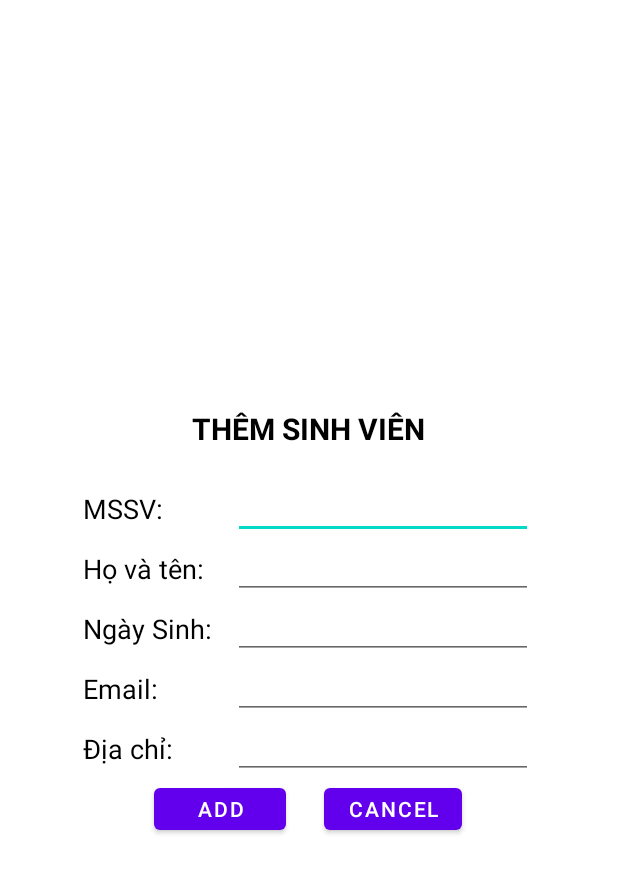
After one commit to ducht2699/StudentManagement, an Android app: the layout form_add_student.xml on its own in the app's theme, with its tools: preview values and no code run, on a phone screen of 412 x 824 dp. The commit adds this screen. Shown: the top 873 px of the screen. Run offline under Robolectric (Android 15) with nearby library versions, the phone set to English and light mode, and no system bars.

Commit message:
+ Add student

```diff
--- a/app/src/main/java/com/example/studentmanagement/DaoStudents.java
+++ b/app/src/main/java/com/example/studentmanagement/DaoStudents.java
@@ -20,6 +20,12 @@ public class DaoStudents {
     }
 
     public void studentSetSelected(int id, boolean selected) {
+    }
+
+    public void addStudent(Students students) {
+        String sql = "INSERT INTO STUDENTS VALUES (" + students.getStudentID() +",'" + students.getName() + "','" + students.getDob() + "','" + students.getEmail() + "','" + students.getAddress() + "')";
+        sqLiteDatabase = database.getWritableDatabase();
+        sqLiteDatabase.execSQL(sql);
     }
 
     public List<Students> getAllStudent() {
--- a/app/src/main/java/com/example/studentmanagement/MainActivity.java
+++ b/app/src/main/java/com/example/studentmanagement/MainActivity.java
@@ -1,17 +1,24 @@
 package com.example.studentmanagement;
 
-import androidx.appcompat.app.AppCompatActivity;
-import androidx.recyclerview.widget.LinearLayoutManager;
-import androidx.recyclerview.widget.RecyclerView;
-
+import android.app.Dialog;
+import android.graphics.Color;
+import android.graphics.drawable.ColorDrawable;
 import android.os.Bundle;
 import android.util.Log;
 import android.view.Menu;
 import android.view.MenuInflater;
 import android.view.MenuItem;
-import android.widget.LinearLayout;
+import android.view.View;
+import android.view.ViewGroup;
+import android.view.Window;
+import android.widget.Button;
+import android.widget.EditText;
 import android.widget.SearchView;
 import android.widget.Toast;
+
+import androidx.appcompat.app.AppCompatActivity;
+import androidx.recyclerview.widget.LinearLayoutManager;
+import androidx.recyclerview.widget.RecyclerView;
 
 import java.util.List;
 
@@ -20,6 +27,7 @@ public class MainActivity extends AppCompatActivity {
     List<Students> studentsList;
     DaoStudents daoStudents;
     StudentAdapter adapter;
+
     @Override
     protected void onCreate(Bundle savedInstanceState) {
         super.onCreate(savedInstanceState);
@@ -43,7 +51,8 @@ public class MainActivity extends AppCompatActivity {
     public boolean onCreateOptionsMenu(Menu menu) {
         MenuInflater inflater = getMenuInflater();
         inflater.inflate(R.menu.menu, menu);
-        MenuItem searchItem = menu.findItem(R.id.menuSearch);
+        MenuItem searchItem = menu.findItem(R.id.menuSearch),
+                addItem = menu.findItem(R.id.menuAdd);
         SearchView searchView = (SearchView) searchItem.getActionView();
         searchView.setQueryHint("Tìm kiếm theo tên và mssv");
         searchView.setOnQueryTextListener(new SearchView.OnQueryTextListener() {
@@ -58,6 +67,43 @@ public class MainActivity extends AppCompatActivity {
                 return true;
             }
         });
+
+        addItem.setOnMenuItemClickListener(new MenuItem.OnMenuItemClickListener() {
+            @Override
+            public boolean onMenuItemClick(MenuItem item) {
+                final Dialog dialog = new Dialog(MainActivity.this);
+                dialog.setCancelable(true);
+                dialog.setContentView(R.layout.form_add_student);
+                dialog.getWindow().getAttributes().windowAnimations = R.style.DialogTheme;
+                Window window = dialog.getWindow();
+                window.setLayout(ViewGroup.LayoutParams.MATCH_PARENT, ViewGroup.LayoutParams.WRAP_CONTENT);
+                if (dialog != null && dialog.getWindow() != null) {
+                    dialog.getWindow().setBackgroundDrawable(new ColorDrawable(Color.WHITE));
+                }
+                EditText edtID, edtName, edtDOB, edtEmail, edtAddress;
+                edtID = dialog.findViewById(R.id.edtStudentID);
+                edtName = dialog.findViewById(R.id.edtStudentName);
+                edtDOB = dialog.findViewById(R.id.edtStudentDOB);
+                edtEmail = dialog.findViewById(R.id.edtStudentEmail);
+                edtAddress = dialog.findViewById(R.id.edtStudentAddress);
+                Button btnAdd, btnCancel;
+                btnAdd = dialog.findViewById(R.id.btnAddStudent);
+                btnCancel = dialog.findViewById(R.id.btnCancel);
+                btnAdd.setOnClickListener(new View.OnClickListener() {
+                    @Override
+                    public void onClick(View v) {
+                        Students students = new Students(Integer.valueOf(edtID.getText().toString()), edtName.getText().toString(), edtDOB.getText().toString(), edtEmail.getText().toString(), edtAddress.getText().toString());
+                        daoStudents.addStudent(students);
+                        studentsList.add(students);
+                        adapter.notifyDataSetChanged();
+                        Toast.makeText(MainActivity.this, "Add thành công", Toast.LENGTH_SHORT).show();
+                        dialog.dismiss();
+                    }
+                });
+                dialog.show();
+                return true;
+            }
+        });
         return true;
     }
 }
--- /dev/null
+++ b/app/src/main/res/drawable/ic_baseline_add_24.xml
@@ -0,0 +1,5 @@
+<vector android:height="24dp" android:tint="#FFFFFF"
+    android:viewportHeight="24" android:viewportWidth="24"
+    android:width="24dp" xmlns:android="http://schemas.android.com/apk/res/android">
+    <path android:fillColor="@android:color/white" android:pathData="M19,13h-6v6h-2v-6H5v-2h6V5h2v6h6v2z"/>
+</vector>
--- /dev/null
+++ b/app/src/main/res/layout/form_add_student.xml
@@ -0,0 +1,172 @@
+<?xml version="1.0" encoding="utf-8"?>
+<LinearLayout xmlns:android="http://schemas.android.com/apk/res/android"
+    android:layout_width="350dp"
+    android:layout_height="300dp"
+    android:gravity="center|top"
+    android:orientation="vertical"
+    android:layout_gravity="center">
+
+    <TextView
+        android:layout_width="match_parent"
+        android:layout_height="wrap_content"
+        android:layout_marginBottom="10dp"
+        android:gravity="center"
+        android:padding="10dp"
+        android:text="THÊM SINH VIÊN"
+        android:textColor="@color/black"
+        android:textSize="20sp"
+        android:textStyle="bold" />
+
+    <LinearLayout
+        android:layout_width="300dp"
+        android:layout_height="200dp"
+        android:orientation="vertical"
+        android:weightSum="5">
+        <!--mssv-->
+        <LinearLayout
+            android:layout_width="match_parent"
+            android:layout_height="0dp"
+            android:layout_weight="1"
+            android:gravity="center|left"
+            android:orientation="horizontal"
+            android:weightSum="3">
+
+            <TextView
+                android:layout_width="0dp"
+                android:layout_height="wrap_content"
+                android:layout_weight="1"
+                android:text="MSSV:"
+                android:textColor="@color/black"
+                android:textSize="18sp" />
+
+            <EditText
+                android:id="@+id/edtStudentID"
+                android:layout_width="0dp"
+                android:layout_height="wrap_content"
+                android:layout_weight="2"
+                android:textColor="@color/black"
+                android:textSize="18sp" />
+        </LinearLayout>
+        <!--name-->
+        <LinearLayout
+            android:layout_width="match_parent"
+            android:layout_height="0dp"
+            android:layout_weight="1"
+            android:gravity="center|left"
+            android:orientation="horizontal"
+            android:weightSum="3">
+
+            <TextView
+                android:layout_width="0dp"
+                android:layout_height="wrap_content"
+                android:layout_weight="1"
+                android:text="Họ và tên:"
+                android:textColor="@color/black"
+                android:textSize="18sp" />
+
+            <EditText
+                android:id="@+id/edtStudentName"
+                android:layout_width="0dp"
+                android:layout_height="wrap_content"
+                android:layout_weight="2"
+                android:textColor="@color/black"
+                android:textSize="18sp" />
+        </LinearLayout>
+        <!--dob-->
+        <LinearLayout
+            android:layout_width="match_parent"
+            android:layout_height="0dp"
+            android:layout_weight="1"
+            android:gravity="center|left"
+            android:orientation="horizontal"
+            android:weightSum="3">
+
+            <TextView
+                android:layout_width="0dp"
+                android:layout_height="wrap_content"
+                android:layout_weight="1"
+                android:text="Ngày Sinh:"
+                android:textColor="@color/black"
+                android:textSize="18sp" />
+
+            <EditText
+                android:id="@+id/edtStudentDOB"
+                android:layout_width="0dp"
+                android:layout_height="wrap_content"
+                android:layout_weight="2"
+                android:textColor="@color/black"
+                android:textSize="18sp" />
+        </LinearLayout>
+        <!--email-->
+        <LinearLayout
+            android:layout_width="match_parent"
+            android:layout_height="0dp"
+            android:layout_weight="1"
+            android:gravity="center|left"
+            android:orientation="horizontal"
+            android:weightSum="3">
+
+            <TextView
+                android:layout_width="0dp"
+                android:layout_height="wrap_content"
+                android:layout_weight="1"
+                android:text="Email:"
+                android:textColor="@color/black"
+                android:textSize="18sp" />
+
+            <EditText
+                android:id="@+id/edtStudentEmail"
+                android:layout_width="0dp"
+                android:layout_height="wrap_content"
+                android:layout_weight="2"
+                android:textColor="@color/black"
+                android:textSize="18sp" />
+        </LinearLayout>
+        <!--address-->
+        <LinearLayout
+            android:layout_width="match_parent"
+            android:layout_height="0dp"
+            android:layout_weight="1"
+            android:gravity="center|left"
+            android:orientation="horizontal"
+            android:weightSum="3">
+
+            <TextView
+                android:layout_width="0dp"
+                android:layout_height="wrap_content"
+                android:layout_weight="1"
+                android:text="Địa chỉ:"
+                android:textColor="@color/black"
+                android:textSize="18sp" />
+
+            <EditText
+                android:id="@+id/edtStudentAddress"
+                android:layout_width="0dp"
+                android:layout_height="wrap_content"
+                android:layout_weight="2"
+                android:textColor="@color/black"
+                android:textSize="18sp" />
+        </LinearLayout>
+    </LinearLayout>
+
+    <LinearLayout
+        android:layout_width="match_parent"
+        android:layout_height="40dp"
+        android:orientation="horizontal"
+        android:gravity="center">
+        <Button
+            android:id="@+id/btnAddStudent"
+            android:layout_width="wrap_content"
+            android:layout_height="wrap_content"
+            android:text="Add"
+            android:layout_marginRight="25dp"/>
+
+        <Button
+            android:id="@+id/btnCancel"
+            android:layout_width="wrap_content"
+            android:layout_height="wrap_content"
+            android:text="Cancel" />
+    </LinearLayout>
+
+
+</LinearLayout>
--- a/app/src/main/res/menu/menu.xml
+++ b/app/src/main/res/menu/menu.xml
@@ -5,8 +5,12 @@
         android:id="@+id/menuSearch"
         android:title="search"
         android:icon="@drawable/ic_baseline_search_24"
-        app:showAsAction="always"
+        app:showAsAction="always|collapseActionView"
         app:actionViewClass="android.widget.SearchView">
-
     </item>
+    <item
+        android:id="@+id/menuAdd"
+        android:title="addStudent"
+        android:icon="@drawable/ic_baseline_add_24"
+        app:showAsAction="always"/>
 </menu>
```
